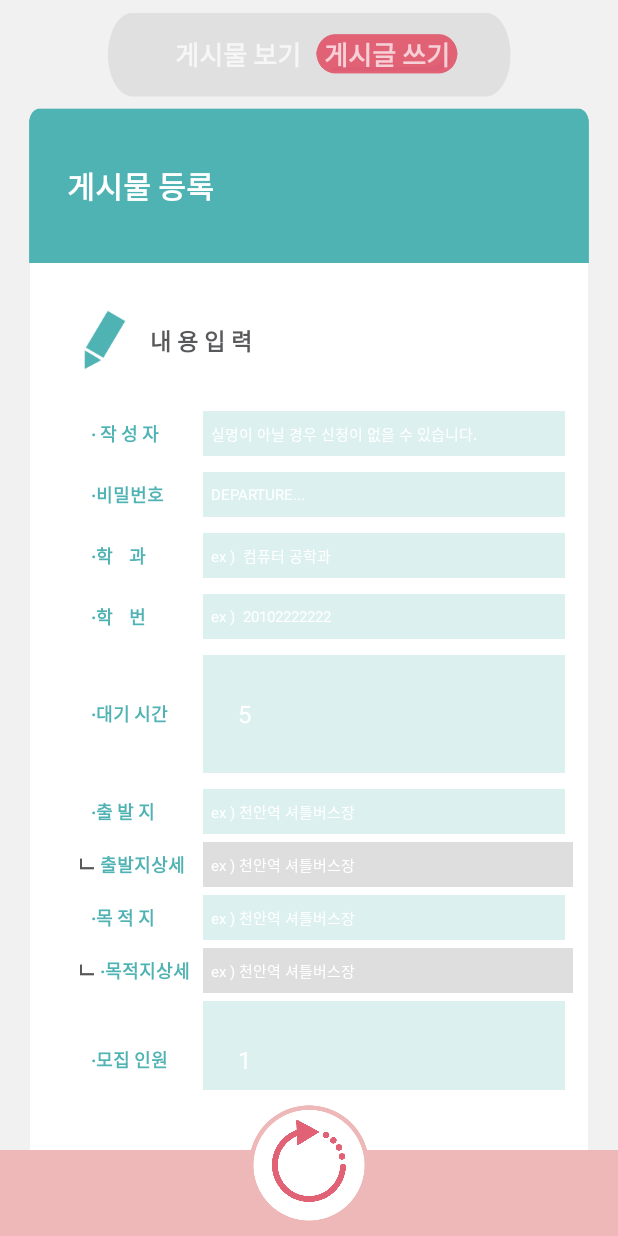
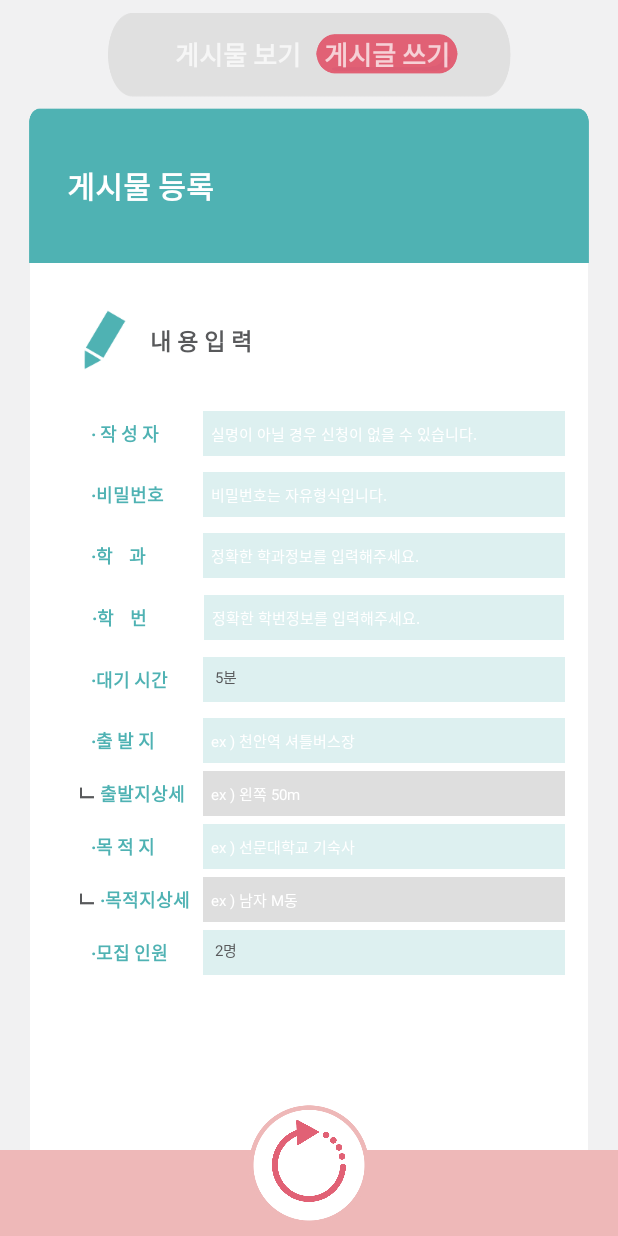
Before and after one commit to angalle/SMS, an Android app: the BoardActivity screen opened directly, with no data from a screen before it, after a tap on "게시글 쓰기", on a phone screen of 412 x 824 dp. Run offline under Robolectric (Android 15) with nearby library versions, the light colour scheme and no system bars; libraries missing offline, so code that uses them is left out: com.loopj.android, cz.msebera.android; Roboto replaces fonts that are not available here; 1 statement that could not run was skipped.

Commit message:
리프레쉬 타이밍 재조정 오류사항 수정

```diff
--- a/app/src/main/java/univ/sm/board/BoardActivity.java
+++ b/app/src/main/java/univ/sm/board/BoardActivity.java
@@ -7,6 +7,7 @@ import android.os.Bundle;
 import android.support.annotation.Nullable;
 import android.support.v4.app.FragmentActivity;
 import android.support.v4.view.ViewPager;
+import android.util.Log;
 import android.view.View;
 import android.view.ViewTreeObserver;
 import android.view.inputmethod.InputMethodManager;
@@ -53,7 +54,9 @@ public class BoardActivity extends FragmentActivity implements View.OnClickListe
     @Override
     protected void onResume() {
         super.onResume();
-        board_list.performClick();
+        Log.e("test:::::","other activity close");
+        if(BoardListFragment.instance != null)
+            BoardListFragment.instance.getServerRequestData();
     }
 
     /* 정적 view 초기화 */
@@ -87,6 +90,7 @@ public class BoardActivity extends FragmentActivity implements View.OnClickListe
         /* viewpager에서 등록을 하던가 add 를해서 tag를 등록하면 가져올 수 있다.*/
         if(v.getId() == R.id.board_list){
             vp.setCurrentItem(0);
+            //BoardListFragment.instance.getServerRequestData();
         }else if(v.getId() == R.id.board_write){
             vp.setCurrentItem(1);
             moveImageBar(v);
@@ -144,8 +148,8 @@ public class BoardActivity extends FragmentActivity implements View.OnClickListe
         String destinationStr           = post.getDestination();
         String destination_detailStr    = post.getDestination_detail();
 
-        String waitTime                 = post.getWait_time();
-        String passengerNum             = post.getPassenger_num();
+        String waitTime                 = post.getWait_time().replace("분","");
+        String passengerNum             = post.getPassenger_num().replace("명","");
 
         RequestParams params = new RequestParams();
         params.put(Const.WRITE_NAME               , writeNameStr);
--- a/app/src/main/java/univ/sm/board/BoardListFragment.java
+++ b/app/src/main/java/univ/sm/board/BoardListFragment.java
@@ -108,7 +108,6 @@ public class BoardListFragment extends Fragment {
 
                         }catch (Exception e){
                             e.printStackTrace();
-
                         }finally {
                             pd.dismiss();
                         }
--- a/app/src/main/java/univ/sm/board/BoardPostingFragment.java
+++ b/app/src/main/java/univ/sm/board/BoardPostingFragment.java
@@ -101,20 +101,20 @@ public class BoardPostingFragment extends Fragment implements View.OnClickListen
         department          = (EditText) v.findViewById(R.id.department_std_edit); //학과
         studentNo           = (EditText) v.findViewById(R.id.studentNo_edit);
         departure           = (EditText) v.findViewById(R.id.departure_detail);
-        departure_detail   = (EditText) v.findViewById(R.id.departure_detail_edit);
+        departure_detail    = (EditText) v.findViewById(R.id.departure_detail_edit);
         destination         = (EditText) v.findViewById(R.id.destination_edit);
-        destination_detail = (EditText) v.findViewById(R.id.destination_detail_edit);
-        passwd               = (EditText) v.findViewById(R.id.passwd);
+        destination_detail  = (EditText) v.findViewById(R.id.destination_detail_edit);
+        passwd              = (EditText) v.findViewById(R.id.passwd);
 
         waitTimeSpinner = (Spinner) v.findViewById(R.id.wait_time_spinner);
-        ArrayAdapter<CharSequence> waiteAdapter = ArrayAdapter.createFromResource(getActivity(), R.array.wait_time_array, R.layout.support_simple_spinner_dropdown_item);
-        waiteAdapter.setDropDownViewResource(R.layout.support_simple_spinner_dropdown_item);
+        ArrayAdapter<CharSequence> waiteAdapter = ArrayAdapter.createFromResource(getActivity(), R.array.wait_time_array, R.layout.spin);
+        waiteAdapter.setDropDownViewResource(R.layout.spin_dropdown);
         waitTimeSpinner.setAdapter(waiteAdapter);
         waitTimeSpinner.setOnItemSelectedListener(this);
 
         passengerNum = (Spinner) v.findViewById(R.id.passengerNum_spinner);
-        ArrayAdapter<CharSequence> peopleAdapter = ArrayAdapter.createFromResource(getActivity(), R.array.peopleNum_array, R.layout.support_simple_spinner_dropdown_item);
-        waiteAdapter.setDropDownViewResource(R.layout.support_simple_spinner_dropdown_item);
+        ArrayAdapter<CharSequence> peopleAdapter = ArrayAdapter.createFromResource(getActivity(), R.array.peopleNum_array, R.layout.spin);
+        waiteAdapter.setDropDownViewResource(R.layout.spin_dropdown);
         passengerNum.setAdapter(peopleAdapter);
         passengerNum.setOnItemSelectedListener(this);
 
--- a/app/src/main/res/drawable-hdpi/layoutcorner.xml
+++ b/app/src/main/res/drawable-hdpi/layoutcorner.xml
@@ -2,5 +2,4 @@
 <shape xmlns:android="http://schemas.android.com/apk/res/android">
     <corners android:radius="10dp"/>
     <solid android:color="#80c3c6"/>
-
 </shape>
--- a/app/src/main/res/layout/activity_main.xml
+++ b/app/src/main/res/layout/activity_main.xml
@@ -25,11 +25,10 @@
             android:layout_height="match_parent"
             android:gravity="right|bottom">
             <ImageView
-                android:layout_width="50dp"
-                android:layout_height="50dp"
-                android:paddingRight="10dp"
-                android:paddingBottom="10dp"
-                android:src="@drawable/kakaolink_btn_small"
+                android:layout_width="40dp"
+                android:layout_height="40dp"
+                android:layout_margin="10dp"
+                android:background="@drawable/kakaotalk_icon"
                 android:id="@+id/kakaoShare">
             </ImageView>
         </LinearLayout>
--- a/app/src/main/res/layout/board_posting.xml
+++ b/app/src/main/res/layout/board_posting.xml
@@ -114,7 +114,7 @@ WAIT_TIME			//대기시간*/-->
                                 android:padding="5dp"
                                 android:inputType="number"
                                 android:layout_height="30dp"
-                                android:hint="DEPARTURE..."
+                                android:hint="비밀번호는 자유형식입니다."
                                 android:background="#ddf0f0"
                                 android:textColor="#555555"
                                 android:textColorHint="#ffffff"
@@ -141,7 +141,7 @@ WAIT_TIME			//대기시간*/-->
                                 android:layout_width="match_parent"
                                 android:padding="5dp"
                                 android:layout_height="30dp"
-                                android:hint="ex )  컴퓨터 공학과"
+                                android:hint="정확한 학과정보를 입력해주세요."
                                 android:background="#ddf0f0"
                                 android:textColor="#555555"
                                 android:textColorHint="#ffffff"
@@ -151,7 +151,7 @@ WAIT_TIME			//대기시간*/-->
                         <LinearLayout
                             android:layout_width="match_parent"
                             android:layout_height="wrap_content"
-                            android:padding="5dp"
+                            android:padding="6dp"
                             android:gravity="center_vertical"
                             android:orientation="horizontal">
                             <TextView
@@ -169,7 +169,7 @@ WAIT_TIME			//대기시간*/-->
                                 android:padding="5dp"
                                 android:inputType="number"
                                 android:layout_height="30dp"
-                                android:hint="ex )  20102222222"
+                                android:hint="정확한 학번정보를 입력해주세요."
                                 android:background="#ddf0f0"
                                 android:textColor="#555555"
                                 android:textColorHint="#ffffff"
@@ -192,7 +192,6 @@ WAIT_TIME			//대기시간*/-->
                                 android:textSize="12sp" />
                             <Spinner
                                 android:id="@+id/wait_time_spinner"
-                                android:padding="15dp"
                                 android:background="#ddf0f0"
                                 android:layout_width="match_parent"
                                 android:layout_height="wrap_content"
@@ -250,9 +249,10 @@ WAIT_TIME			//대기시간*/-->
                                 android:id="@+id/departure_detail_edit"
                                 android:layout_width="match_parent"
                                 android:padding="5dp"
+                                android:layout_marginRight="5dp"
                                 android:layout_height="30dp"
                                 android:background="#dedede"
-                                android:hint="ex ) 천안역 셔틀버스장"
+                                android:hint="ex ) 왼쪽 50m"
                                 android:textColor="#555555"
                                 android:textColorHint="#ffffff"
                                 android:textSize="10sp" />
@@ -279,7 +279,7 @@ WAIT_TIME			//대기시간*/-->
                                 android:padding="5dp"
                                 android:layout_height="30dp"
                                 android:background="#ddf0f0"
-                                android:hint="ex ) 천안역 셔틀버스장"
+                                android:hint="ex ) 선문대학교 기숙사"
                                 android:textColor="#555555"
                                 android:textColorHint="#ffffff"
                                 android:textSize="10sp" />
@@ -308,9 +308,10 @@ WAIT_TIME			//대기시간*/-->
                                 android:id="@+id/destination_detail_edit"
                                 android:layout_width="match_parent"
                                 android:padding="5dp"
+                                android:layout_marginRight="5dp"
                                 android:layout_height="30dp"
                                 android:background="#dedede"
-                                android:hint="ex ) 천안역 셔틀버스장"
+                                android:hint="ex ) 남자 M동"
                                 android:textColor="#555555"
                                 android:textColorHint="#ffffff"
                                 android:textSize="10sp" />
@@ -335,7 +336,6 @@ WAIT_TIME			//대기시간*/-->
 
                             <Spinner
                                 android:id="@+id/passengerNum_spinner"
-                                android:padding="15dp"
                                 android:layout_width="match_parent"
                                 android:layout_height="wrap_content"
                                 android:background="#ddf0f0"
--- /dev/null
+++ b/app/src/main/res/layout/spin.xml
@@ -0,0 +1,13 @@
+<?xml version="1.0" encoding="utf-8"?>
+<TextView android:id="@android:id/text1"
+    style="?android:attr/spinnerItemStyle"
+    android:layout_width="match_parent"
+    android:layout_height="30dp"
+    android:textColor="#58595b"
+    android:background="#ddf0f0"
+    android:ellipsize="marquee"
+    android:padding="5dp"
+    android:textSize="10sp"
+    android:textAlignment="inherit"
+    xmlns:android="http://schemas.android.com/apk/res/android">
+</TextView>
--- /dev/null
+++ b/app/src/main/res/layout/spin_dropdown.xml
@@ -0,0 +1,11 @@
+<?xml version="1.0" encoding="utf-8"?>
+<CheckedTextView  xmlns:android="http://schemas.android.com/apk/res/android"
+    android:id="@android:id/text1"
+    style="?android:attr/spinnerDropDownItemStyle"
+    android:textColor="#58595b"
+    android:background="#ddf0f0"
+    android:padding="5dp"
+    android:layout_width="match_parent"
+    android:layout_height="wrap_content"
+    android:ellipsize="marquee">
+</CheckedTextView>
--- a/app/src/main/res/values/strings.xml
+++ b/app/src/main/res/values/strings.xml
@@ -41,22 +41,20 @@
 
     <!--        post 관련        -->
     <string-array name="wait_time_array">
-        <item>5</item>
-        <item>10</item>
-        <item>15</item>
-        <item>20</item>
-        <item>25</item>
-        <item>30</item>
-        <item>40</item>
-        <item>50</item>
-        <item>60</item>
+        <item>5분</item>
+        <item>10분</item>
+        <item>15분</item>
+        <item>20분</item>
+        <item>25분</item>
+        <item>30분</item>
+        <item>40분</item>
+        <item>50분</item>
     </string-array>
 
     <!--        post 관련        -->
     <string-array name="peopleNum_array">
-        <item>1</item>
-        <item>2</item>
-        <item>3</item>
-        <item>4</item>
+        <item>2명</item>
+        <item>3명</item>
+        <item>4명</item>
     </string-array>
 </resources>
```
